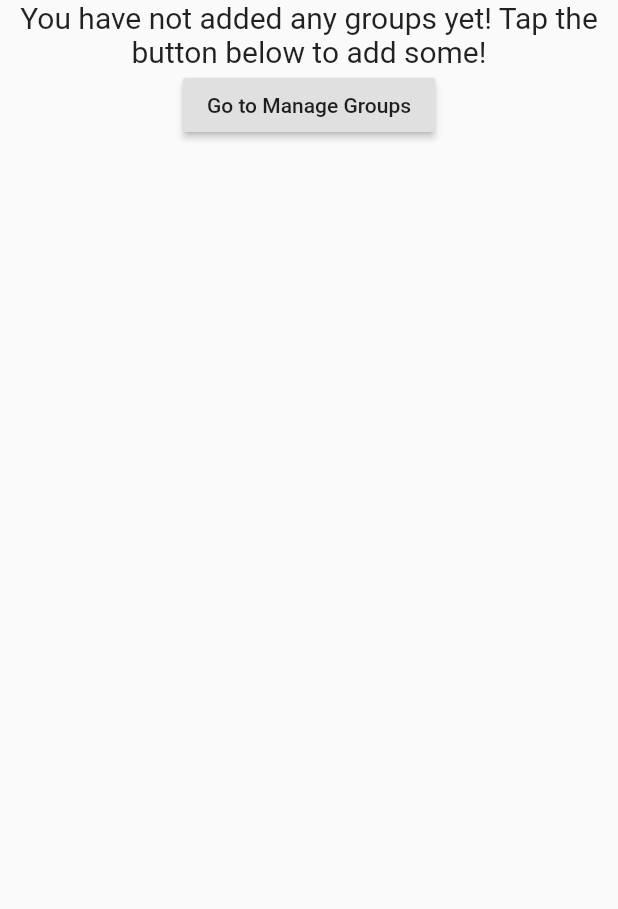
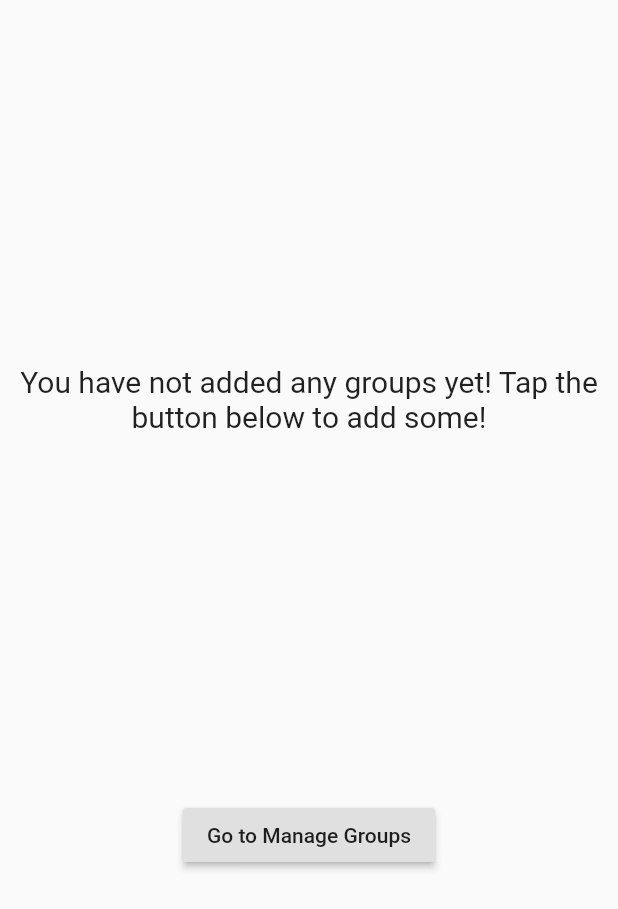
Before and after one commit to Tetradynamia/small-groups-organize, a Flutter app: the Start widget shown alone on an empty page, opened directly, on a phone screen of 412 x 824 dp. Shown: the top 909 px of the screen. Run offline on Flutter 3.47's test engine with Material 2 defaults, Android fonts, the phone set to English and light mode, and no system bars; network calls fail.

Commit message:
Minor improvement

```diff
--- a/lib/widgets/start.dart
+++ b/lib/widgets/start.dart
@@ -7,6 +7,7 @@ class Start extends StatelessWidget {
   Widget build(BuildContext context) {
     return Center(
       child: Column(
+        mainAxisAlignment: MainAxisAlignment.spaceEvenly,
         children: [
           Text(
             'You have not added any groups yet! Tap the button below to add some!', textAlign: TextAlign.center,
```
Also changed, not shown: lib/widgets/group_item.dart (+8 -3 lines).
